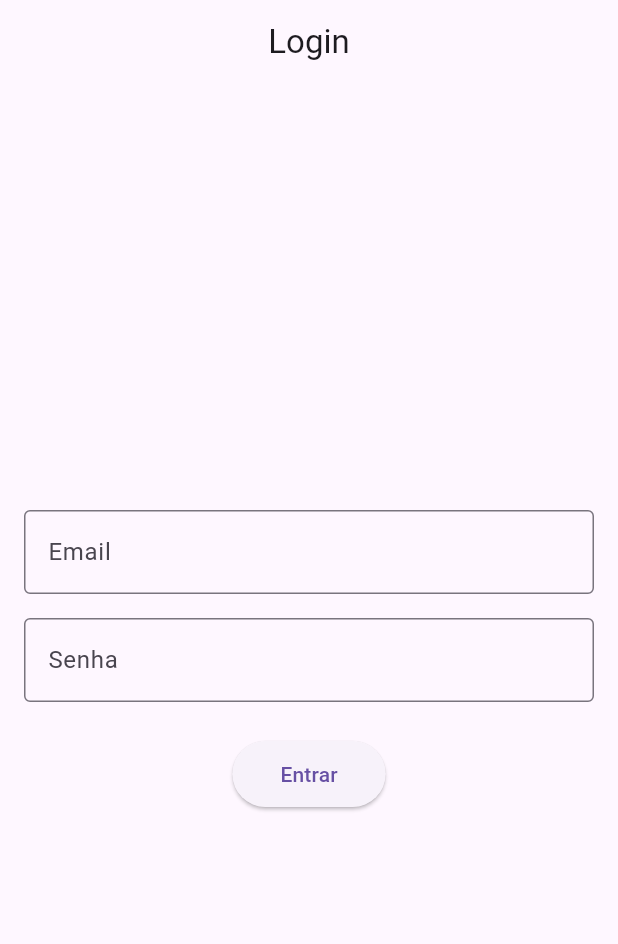
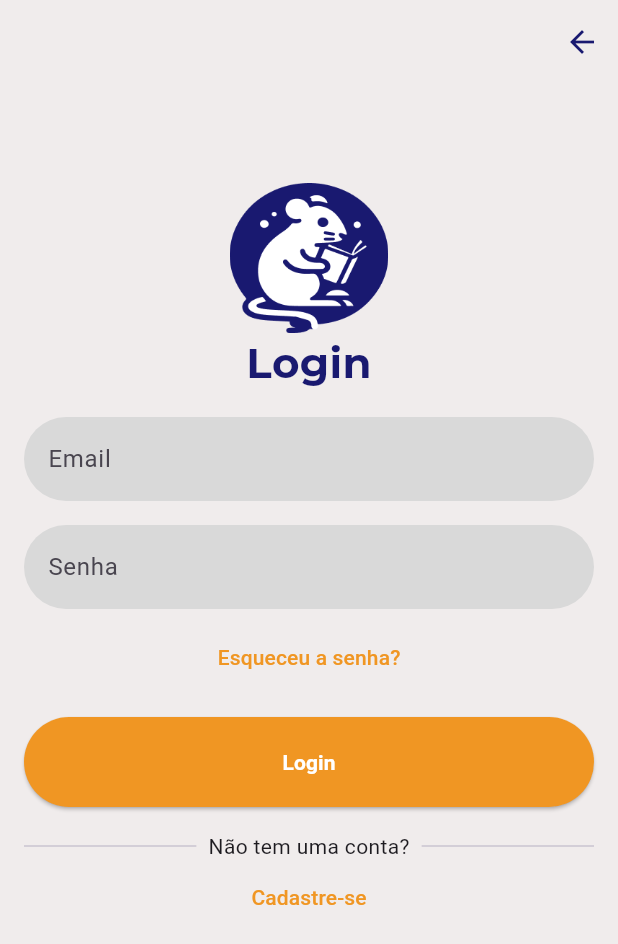
Before and after one commit to notsogreatdavi/DSI-2024.2, a Flutter app: the screen it shows after launch, after a tap on "Login", on a phone screen of 412 x 824 dp. Shown: the top 944 px of the screen. Run offline on Flutter 3.47's test engine with Material 3 defaults, Android fonts, the phone set to English and light mode, and no system bars; our stand-ins replace supabase_flutter; accounts and stored records are empty; network calls fail.

Commit message:
Atualizei o estilo da tela de login e fiz ajustes gerais
Adicionei as fotos de cadastro e login de base, removi a foto da tela de ranking e atualizei o estilo da tela de login

```diff
--- a/flutter_application_1/lib/src/features/login/login_screen.dart
+++ b/flutter_application_1/lib/src/features/login/login_screen.dart
@@ -1,5 +1,6 @@
 import 'package:flutter/material.dart';
 import 'package:supabase_flutter/supabase_flutter.dart';
+import 'package:flutter_application_1/src/common/constants/app_colors.dart';
 
 class LoginPage extends StatefulWidget {
   @override
@@ -7,10 +8,8 @@ class LoginPage extends StatefulWidget {
 }
 
 class _LoginPageState extends State<LoginPage> {
-
   final TextEditingController _emailController = TextEditingController();
   final TextEditingController _passwordController = TextEditingController();
-
   final SupabaseClient _supabase = Supabase.instance.client;
 
   Future<void> _login() async {
@@ -23,7 +22,6 @@ class _LoginPageState extends State<LoginPage> {
       if (response.session != null) {
         // Login bem-sucedido: redirecionar para a tela de ranking
         Navigator.pushReplacementNamed(context, '/home');
-
       } else {
         _showMessage('Erro ao realizar login: ${response.error?.message}');
       }
@@ -41,40 +39,137 @@ class _LoginPageState extends State<LoginPage> {
   @override
   Widget build(BuildContext context) {
     return Scaffold(
+      backgroundColor: AppColors.branco,
         appBar: AppBar(
-        title: Text('Login'),
+        title: Text(''),
         centerTitle: true,
+        backgroundColor: AppColors.branco,
+        actions: [
+          IconButton(
+            icon: Icon(Icons.arrow_back),
+            color: AppColors.azulEscuro,
+            onPressed: () {
+              Navigator.pushReplacementNamed(context, '/onboarding');
+            },
           ),
-      body: Padding(
+        ]
+      ),
+      body: SingleChildScrollView(
+        child: Padding(
           padding: const EdgeInsets.all(16.0),
           child: Column(
-          mainAxisAlignment: MainAxisAlignment.center,
+            crossAxisAlignment: CrossAxisAlignment.center,
             children: [
+              // Logo do rato azul e texto "Login" no topo
+              Column(
+                children: [
+                  SizedBox(height: 50), // Espaço para empurrar a logo e o texto para cima
+                  SizedBox(
+                    height: 100, // Ajuste o tamanho conforme necessário
+                    child: Image.asset('assets/images/RatoBrancoFundoAzul.png'), // Substitua pelo caminho da sua logo
+                  ),
+                  Text(
+                    'Login',
+                    style: TextStyle(
+                      color: AppColors.azulEscuro,
+                      fontSize: 28, // Aumente o tamanho da fonte conforme necessário
+                      fontFamily: 'Montserrat', // Defina a fonte Montserrat
+                      fontWeight: FontWeight.bold,
+                    ),
+                  ),
+                  SizedBox(height: 16),
+                ],
+              ),
+
+              // Campo de email
               TextField(
                 controller: _emailController,
                 decoration: InputDecoration(
                   labelText: 'Email',
-                border: OutlineInputBorder(),
+                  hintText: 'exemplo@dominio.com',
+                  border: OutlineInputBorder(
+                    borderRadius: BorderRadius.circular(30.0),
+                    borderSide: BorderSide.none,
+                  ),
+                  filled: true,
+                  fillColor: AppColors.cinzaClaro,
                 ),
               ),
               SizedBox(height: 16),
+
+              // Campo de senha
               TextField(
                 controller: _passwordController,
                 decoration: InputDecoration(
                   labelText: 'Senha',
-                border: OutlineInputBorder(),
+                  border: OutlineInputBorder(
+                    borderRadius: BorderRadius.circular(30.0),
+                    borderSide: BorderSide.none,
+                  ),
+                  filled: true,
+                  fillColor: AppColors.cinzaClaro,
                 ),
                 obscureText: true,
               ),
-            SizedBox(height: 24),
-            ElevatedButton(
+              SizedBox(height: 8),
+
+              // Texto "Esqueceu a senha?" centralizado
+              Align(
+                alignment: Alignment.center,
+                child: TextButton(
+                  onPressed: () {
+                    // Ação para "Esqueceu a senha?"
+                  },
+                  child: Text(
+                    'Esqueceu a senha?',
+                    style: TextStyle(color: AppColors.laranja),
+                  ),
+                ),
+              ),
+              SizedBox(height: 16),
+
+              // Botão de login
+              SizedBox(
+                width: double.infinity,
+                child: ElevatedButton(
                   onPressed: _login,
-              child: Text('Entrar'),
                   style: ElevatedButton.styleFrom(
-                padding: EdgeInsets.symmetric(horizontal: 32, vertical: 12),
+                    backgroundColor: AppColors.laranja,
+                    padding: EdgeInsets.symmetric(horizontal: 32, vertical: 20), // Aumenta a altura do botão
+                  ),
+                  child: Text(
+                    'Login',
+                    style: TextStyle(
+                      color: Colors.white,
+                      fontWeight: FontWeight.bold,
+                    ),
+                  ),
+                ),
+              ),
+              SizedBox(height: 16),
+
+              // Linha e texto "Não tem uma conta? Cadastre-se"
+              Row(
+                children: [
+                  Expanded(child: Divider()),
+                  Padding(
+                    padding: const EdgeInsets.symmetric(horizontal: 8.0),
+                    child: Text('Não tem uma conta?'),
+                  ),
+                  Expanded(child: Divider()),
+                ],
+              ),
+              TextButton(
+                onPressed: () {
+                  Navigator.pushNamed(context, '/cadastro');
+                },
+                child: Text(
+                  'Cadastre-se',
+                  style: TextStyle(color: AppColors.laranja),
                 ),
               ),
             ],
+          ),
         ),
       ),
     );
```
Also changed, not shown: flutter_application_1/lib/src/features/cadastro/cadastro01.png (added), flutter_application_1/lib/src/features/login/login.jpg (added), flutter_application_1/lib/src/features/ranking/Tela De Ranking.png (deleted). Lines whose indentation alone changed are shown as unchanged.
